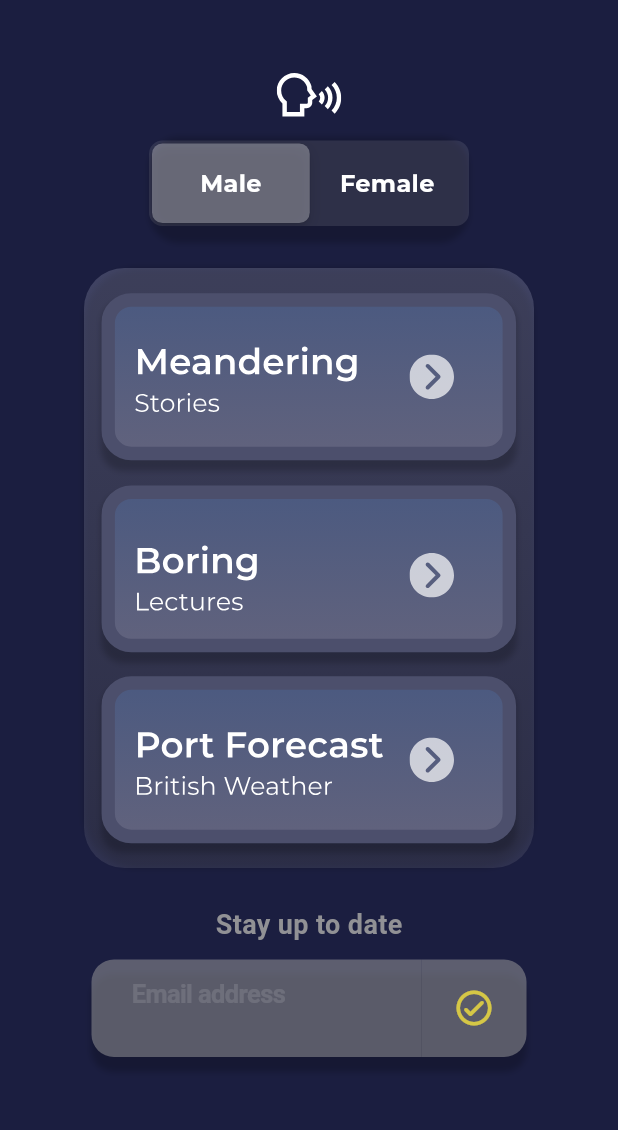
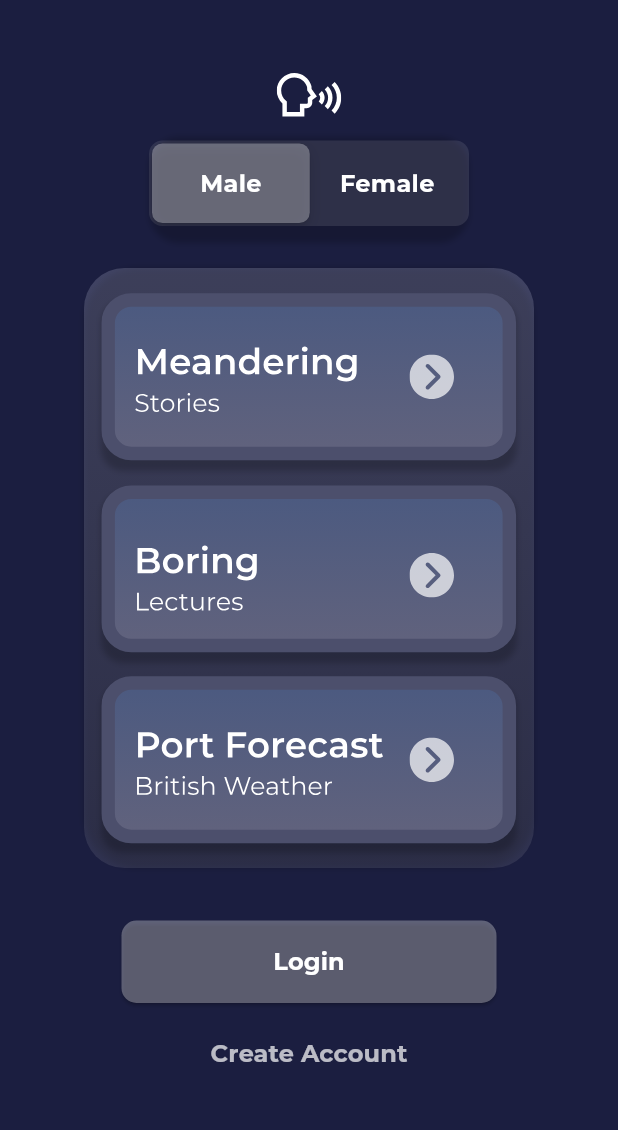
Before and after one commit to meanderingsleep/meandering-app, a Flutter app: the screen it shows after launch, on a phone screen of 412 x 824 dp, the part 80-1210 px from its top. Run offline on Flutter 3.47's test engine with Material 3 defaults, Android fonts, the phone set to English and light mode, and no system bars; our stand-ins replace email_validator, equatable, firebase_auth, firebase_core, firebase_crashlytics, flutter_bloc and 6 more; missing offline and left inert: audio_session; accounts and stored records are empty; Roboto replaces fonts that are missing (Montserrat-Bold).

Commit message:
Initial auth login/signup/logout implementation
In this sweep, “flutter_bloc” is implemented which is a state management package. It allows you to create “blocs”, such as our auth bloc, which can be used in bloc providers to listen for changes anywhere in the app.

The signup with email and password is for Firebase.

```diff
--- /dev/null
+++ b/sleepless_app/lib/blocs/auth/auth_bloc.dart
@@ -0,0 +1,92 @@
+import 'dart:async';
+import 'package:firebase_auth/firebase_auth.dart';
+import 'package:flutter_bloc/flutter_bloc.dart';
+import 'auth_event.dart';
+import 'auth_state.dart';
+
+class AuthBloc extends Bloc<AuthEvent, AuthState> {
+  final FirebaseAuth _auth = FirebaseAuth.instance;
+
+  AuthBloc() : super(AuthInitial()) {
+    // Check Auth Status
+    on<CheckAuthStatus>((event, emit) async {
+      emit(AuthLoading());
+      try {
+        final user = _auth.currentUser;
+        if (user != null) {
+          emit(Authenticated(user));
+        } else {
+          emit(Unauthenticated());
+        }
+      } catch (e) {
+        emit(AuthError(e.toString()));
+      }
+    });
+
+    // Sign In
+    on<SignInRequested>((event, emit) async {
+      emit(AuthLoading());
+      try {
+        final userCredential = await _auth.signInWithEmailAndPassword(
+          email: event.email,
+          password: event.password,
+        );
+        emit(Authenticated(userCredential.user!));
+      } on FirebaseAuthException catch (e) {
+        emit(AuthError(_getReadableErrorMessage(e.code)));
+      }
+    });
+
+    // Sign Up
+    on<SignUpRequested>((event, emit) async {
+      emit(AuthLoading());
+      try {
+        final userCredential = await _auth.createUserWithEmailAndPassword(
+          email: event.email,
+          password: event.password,
+        );
+        emit(Authenticated(userCredential.user!));
+      } on FirebaseAuthException catch (e) {
+        emit(AuthError(_getReadableErrorMessage(e.code)));
+      }
+    });
+
+    // Sign Out
+    on<SignOutRequested>((event, emit) async {
+      emit(AuthLoading());
+      try {
+        await _auth.signOut();
+        emit(Unauthenticated());
+      } catch (e) {
+        emit(AuthError(e.toString()));
+      }
+    });
+  }
+
+  String _getReadableErrorMessage(String errorCode) {
+    switch (errorCode) {
+      case 'invalid-email':
+        return 'Please enter a valid email address';
+      case 'user-disabled':
+        return 'This account has been disabled';
+      case 'user-not-found':
+        return 'No account found with this email';
+      case 'wrong-password':
+        return 'Incorrect password';
+      case 'email-already-in-use':
+        return 'An account already exists with this email';
+      case 'operation-not-allowed':
+        return 'Email/password accounts are not enabled';
+      case 'weak-password':
+        return 'Please enter a stronger password';
+      case 'invalid-credential':
+        return 'Incorrect email or password';
+      case 'invalid-verification-code':
+        return 'Invalid verification code';
+      case 'invalid-verification-id':
+        return 'Invalid verification ID';
+      default:
+        return 'An error occurred. Please try again later';
+    }
+  }
+}
--- /dev/null
+++ b/sleepless_app/lib/blocs/auth/auth_event.dart
@@ -0,0 +1,32 @@
+import 'package:equatable/equatable.dart';
+
+abstract class AuthEvent extends Equatable {
+  const AuthEvent();
+
+  @override
+  List<Object?> get props => [];
+}
+
+class CheckAuthStatus extends AuthEvent {}
+
+class SignInRequested extends AuthEvent {
+  final String email;
+  final String password;
+
+  const SignInRequested(this.email, this.password);
+
+  @override
+  List<Object?> get props => [email, password];
+}
+
+class SignUpRequested extends AuthEvent {
+  final String email;
+  final String password;
+
+  const SignUpRequested(this.email, this.password);
+
+  @override
+  List<Object?> get props => [email, password];
+}
+
+class SignOutRequested extends AuthEvent {}
--- /dev/null
+++ b/sleepless_app/lib/blocs/auth/auth_state.dart
@@ -0,0 +1,33 @@
+import 'package:equatable/equatable.dart';
+import 'package:firebase_auth/firebase_auth.dart';
+
+abstract class AuthState extends Equatable {
+  const AuthState();
+
+  @override
+  List<Object?> get props => [];
+}
+
+class AuthInitial extends AuthState {}
+
+class AuthLoading extends AuthState {}
+
+class Authenticated extends AuthState {
+  final User user;
+
+  const Authenticated(this.user);
+
+  @override
+  List<Object?> get props => [user];
+}
+
+class Unauthenticated extends AuthState {}
+
+class AuthError extends AuthState {
+  final String message;
+
+  const AuthError(this.message);
+
+  @override
+  List<Object?> get props => [message];
+}
--- a/sleepless_app/lib/main.dart
+++ b/sleepless_app/lib/main.dart
@@ -6,6 +6,11 @@ import 'package:flutter/services.dart';
 import 'package:firebase_core/firebase_core.dart';
 import 'firebase_options.dart';
 import 'package:firebase_crashlytics/firebase_crashlytics.dart';
+import 'package:flutter_bloc/flutter_bloc.dart';
+import 'blocs/auth/auth_bloc.dart';
+import 'blocs/auth/auth_event.dart';
+import 'blocs/auth/auth_state.dart';
+import 'screens/login_screen.dart';
 
 class App extends StatelessWidget {
   const App({super.key});
@@ -17,7 +22,9 @@ class App extends StatelessWidget {
       DeviceOrientation.portraitDown,
     ]);
 
-    return MaterialApp(
+    return BlocProvider(
+      create: (context) => AuthBloc()..add(CheckAuthStatus()),
+      child: MaterialApp(
         debugShowCheckedModeBanner: false,
         localizationsDelegates: const <LocalizationsDelegate<dynamic>>[
           DefaultMaterialLocalizations.delegate,
@@ -28,7 +35,15 @@ class App extends StatelessWidget {
           fontFamily: 'Montserrat',
           scaffoldBackgroundColor: const Color(0xFF1B1E40),
         ),
-      home: const HomeScreen(),
+        home: BlocBuilder<AuthBloc, AuthState>(
+          builder: (context, state) {
+            if (state is AuthLoading) {
+              return const Center(child: CircularProgressIndicator());
+            }
+            return const HomeScreen();
+          },
+        ),
+      ),
     );
   }
 }
--- a/sleepless_app/lib/screens/home_screen.dart
+++ b/sleepless_app/lib/screens/home_screen.dart
@@ -6,6 +6,11 @@ import 'package:email_validator/email_validator.dart';
 import '../utils.dart';
 import 'package:shared_preferences/shared_preferences.dart';
 import 'package:fluttertoast/fluttertoast.dart';
+import 'package:sleepless_app/screens/login_screen.dart';
+import 'package:flutter_bloc/flutter_bloc.dart';
+import '../blocs/auth/auth_bloc.dart';
+import '../blocs/auth/auth_event.dart';
+import '../blocs/auth/auth_state.dart';
 
 
 class HomeScreen extends StatefulWidget {
@@ -18,7 +23,6 @@ class HomeScreen extends StatefulWidget {
 class _HomeScreenState extends State<HomeScreen> {
   String? _selectedGender = 'male';
   String? _selectedStory = 'meandering';
-  bool showEmailForm = true;
 
   final TextStyle _genderStyle = const TextStyle(
       color: Colors.white,
@@ -26,23 +30,8 @@ class _HomeScreenState extends State<HomeScreen> {
 
   late TextEditingController _textController;
 
-  Future<void> _loadPrefs() async {
-    final prefs = await SharedPreferences.getInstance();
-    setState(() {
-      showEmailForm = !(prefs.getBool('email_submitted') ?? false);
-    });
-  }
-
-  Future<void> _savePrefs() async {
-    final prefs = await SharedPreferences.getInstance();
-    setState(() {
-      prefs.setBool('email_submitted', !showEmailForm);
-    });
-  }
-
   @override void initState() {
     _textController = TextEditingController();
-    _loadPrefs();
     super.initState();
   }
 
@@ -249,100 +238,95 @@ class _HomeScreenState extends State<HomeScreen> {
                       ]
                   ),
                 ),
-          Visibility(visible: showEmailForm, child: Column ( children: [
-                      Container (
-                  padding: const EdgeInsets.symmetric(vertical: 10),
-                  child: Text('Stay up to date',
+                BlocBuilder<AuthBloc, AuthState>(
+                  builder: (context, state) {
+                    if (state is Authenticated) {
+                      return Container(
+                        width: 290,
+                        padding: const EdgeInsets.symmetric(horizontal: 20, vertical: 10),
+                        child: ElevatedButton(
+                          onPressed: () {
+                            context.read<AuthBloc>().add(SignOutRequested());
+                          },
+                          style: ElevatedButton.styleFrom(
+                            backgroundColor: Colors.white30,
+                            padding: const EdgeInsets.symmetric(vertical: 16),
+                            shape: RoundedRectangleBorder(
+                              borderRadius: BorderRadius.circular(10),
+                            ),
+                          ),
+                          child: const Text(
+                            'Log Out',
                             style: TextStyle(
-                        color: Colors.grey.withOpacity(0.9),
-                        fontWeight: FontWeight.bold,
-                        fontFamily: 'Montserrat-Bold',
-                        fontSize: 18,
+                              color: Colors.white,
+                              fontSize: 16,
                             ),
                           ),
                         ),
+                      );
+                    }
+                    return Column(
+                      children: [
                         Container(
-                  width: 290, // Add horizontal padding to the container
-                  decoration: BoxDecoration(
-                    borderRadius: BorderRadius.circular(15),
-                    boxShadow: [
-                      BoxShadow(
-                        color: Colors.black.withOpacity(0.2),
-                        spreadRadius: 0,
-                        blurRadius: 3,
-                        offset: const Offset(0, 10), // changes position of shadow
+                          width: 290,
+                          padding: const EdgeInsets.symmetric(horizontal: 20, vertical: 20),
+                          child: Column(
+                            children: [
+                              SizedBox(
+                                width: double.infinity,
+                                child: ElevatedButton(
+                                  onPressed: () {
+                                    Navigator.push(
+                                      context,
+                                      MaterialPageRoute(
+                                        builder: (context) => const LoginScreen(),
                                       ),
-                    ],
+                                    );
+                                  },
+                                  style: ElevatedButton.styleFrom(
+                                    backgroundColor: Colors.white30,
+                                    padding: const EdgeInsets.symmetric(vertical: 16),
+                                    shape: RoundedRectangleBorder(
+                                      borderRadius: BorderRadius.circular(10),
                                     ),
-                  child: Row(
-                    children: [
-                      Expanded(
-                        child: Container(
-                          height: 65,
-                          decoration: BoxDecoration(
-                            color: Colors.grey.withOpacity(0.5),
-                            borderRadius: const BorderRadius.horizontal(left: Radius.circular(15.0)),
                                   ),
-                          child: Form(
-                            key: const Key('email_form'),
-                            child: CupertinoTextFormFieldRow(
-                              controller: _textController,
-                              placeholder: 'Email address',
-                              placeholderStyle: const TextStyle(
-                                color: Colors.white12,
-                                fontWeight: FontWeight.bold,
-                                fontFamily: 'Montserrat-Bold',
-                              ),
-                              autovalidateMode:
-                              AutovalidateMode.onUserInteraction,
-                              validator: (email) =>
-                              email != null && !EmailValidator.validate(email)
-                                  ? 'Enter a valid email'
-                                  : null,
-                              decoration: const BoxDecoration(
-                                border: Border(right: BorderSide.none),
+                                  child: const Text(
+                                    'Login',
+                                    style: TextStyle(
+                                      color: Colors.white,
+                                      fontSize: 16,
                                     ),
                                   ),
                                 ),
                               ),
+                              const SizedBox(height: 10),
+                              SizedBox(
+                                width: double.infinity,
+                                child: TextButton(
+                                  onPressed: () {
+                                    Navigator.push(
+                                      context,
+                                      MaterialPageRoute(
+                                        builder: (context) => const LoginScreen(isSignUp: true),
                                       ),
-                      Container(
-                        width: 70,
-                        height: 65,
-                        decoration: BoxDecoration(
-                          color: Colors.grey.withOpacity(0.5),
-                          borderRadius: const BorderRadius.horizontal(right: Radius.circular(15.0)),
-                        ),
-                        child: MaterialButton(
-                          padding: EdgeInsets.zero,
-                          child: const Opacity(
-                            opacity: 0.75,
-                            child: Icon(
-                              Icons.check_circle_outline_rounded,
-                              color: Colors.yellow,
-                              size: 28,
+                                    );
+                                  },
+                                  child: const Text(
+                                    'Create Account',
+                                    style: TextStyle(
+                                      color: Colors.white70,
+                                      fontSize: 16,
                                     ),
                                   ),
-                          onPressed: () async {
-                            saveEmail(_textController.text);
-                            showEmailForm = false;
-                            _savePrefs();
-                            Fluttertoast.showToast(
-                                msg: 'You have been subscribed.',
-                                toastLength: Toast.LENGTH_SHORT,
-                                gravity: ToastGravity.CENTER,
-                                timeInSecForIosWeb: 1,
-                                backgroundColor: Colors.grey[800],
-                                textColor: Colors.white,
-                                fontSize: 16.0
-                            );
-                          },
                                 ),
                               ),
                             ],
                           ),
                         ),
-                ]))
+                      ],
+                    );
+                  },
+                )
               ],
             ),
           ),
--- a/sleepless_app/pubspec.yaml
+++ b/sleepless_app/pubspec.yaml
@@ -33,6 +33,9 @@ dependencies:
 
   audio_session: any
   rxdart: any
+  flutter_bloc: ^8.1.6
+  equatable: ^2.0.7
+  firebase_auth: ^5.3.3
 dev_dependencies:
   flutter_test:
     sdk: flutter
```
Also changed, not shown: sleepless_app/lib/screens/login_screen.dart (added, +198 -0 lines). Lines whose indentation alone changed are shown as unchanged.
